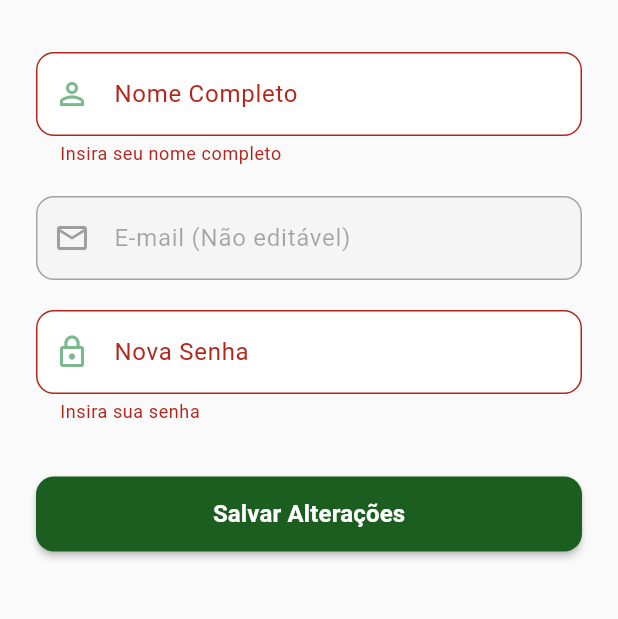
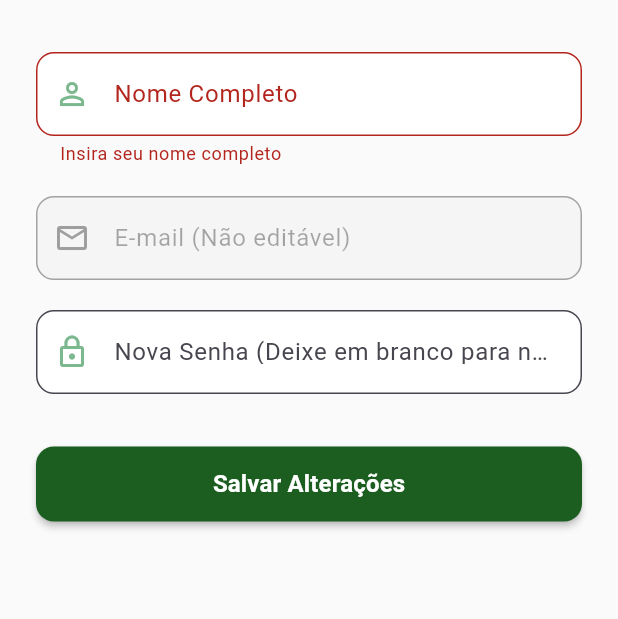
Before and after one commit to AliceBiju/Ecosnap, a Flutter app: the EditProfilePage screen opened by its route, after a tap on "Salvar Alterações", on a phone screen of 412 x 824 dp, the part 329-948 px from its top. Run offline on Flutter 3.47's test engine with Material 3 defaults, Android fonts, the phone set to English and light mode, and no system bars; our stand-ins replace camera, carousel_slider, cloud_firestore, firebase_core, image_picker, shared_preferences; missing offline and left inert: dart:js_interop; accounts and stored records are empty.

Commit message:
removendo hash da senha na edição

```diff
--- a/lib/main.dart
+++ b/lib/main.dart
@@ -16,6 +16,7 @@ import 'firebase_options.dart';
 import 'package:cloud_firestore/cloud_firestore.dart';
 
 void main() async {
+  WidgetsFlutterBinding.ensureInitialized();
   await Firebase.initializeApp(options: DefaultFirebaseOptions.currentPlatform);
 
   try {
--- a/lib/screens/edit_profile_page.dart
+++ b/lib/screens/edit_profile_page.dart
@@ -31,7 +31,6 @@ class _EditProfilePageState extends State<EditProfilePage> {
       if (user != null) {
         setState(() {
           _nameController.text = user.name;
-          _passwordController.text = user.password;
           _email = user.email;
           _isLoading = false;
         });
@@ -207,7 +206,7 @@ class _EditProfilePageState extends State<EditProfilePage> {
                         controller: _passwordController,
                         obscureText: true,
                         decoration: InputDecoration(
-                          labelText: "Nova Senha",
+                          labelText: "Nova Senha (Deixe em branco para não alterar)",
                           prefixIcon: const Icon(Icons.lock_outline, color: Color(0xFF7BB88D)),
                           border: OutlineInputBorder(
                             borderRadius: BorderRadius.circular(12),
@@ -220,10 +219,7 @@ class _EditProfilePageState extends State<EditProfilePage> {
                           fillColor: Colors.white,
                         ),
                         validator: (value) {
-                          if (value == null || value.trim().isEmpty) {
-                            return "Insira sua senha";
-                          }
-                          if (value.length < 4) {
+                          if (value != null && value.isNotEmpty && value.length < 4) {
                             return "A senha deve ter pelo menos 4 caracteres";
                           }
                           return null;
```
Also changed, not shown: lib/services/auth_service.dart (+10 -6 lines), 2 other files.
